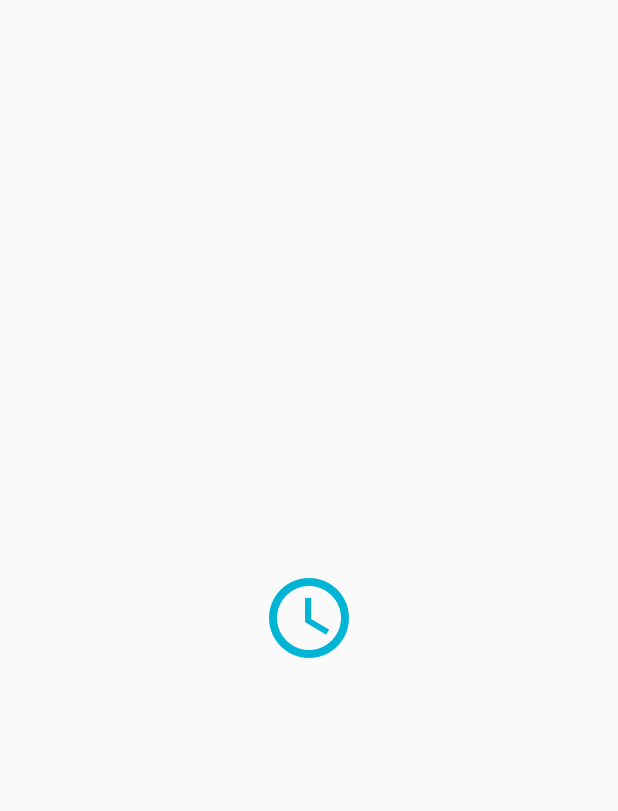
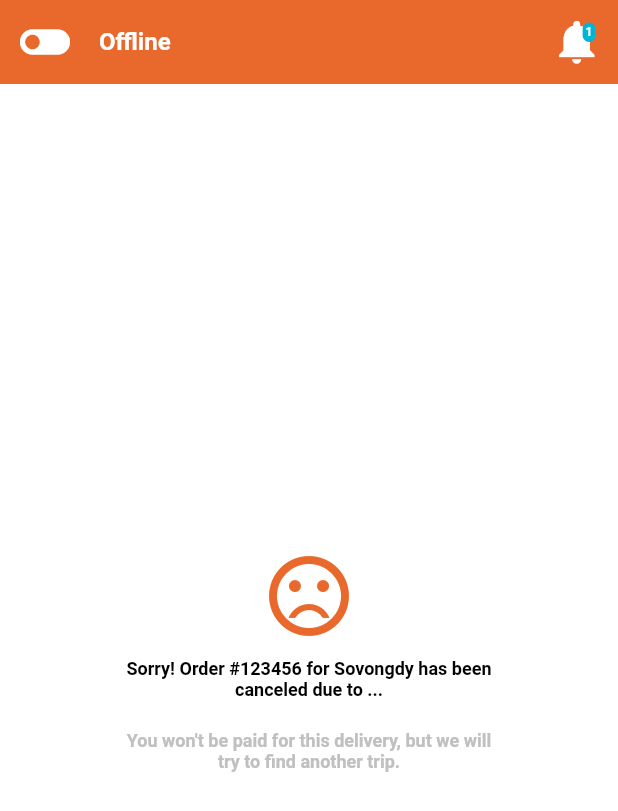
Before and after one commit to OeungChheanghok123/LoyEat, a Flutter app: the OrderPage screen opened directly, on a phone screen of 412 x 824 dp. Shown: the top 811 px of the screen. Run offline on Flutter 3.47's test engine with Material 2 defaults, Android fonts, the phone set to English and light mode, and no system bars; our stand-ins replace dotted_line, flutter_svg, qr_flutter; project files that could hold a hidden picture were left out.

Commit message:
updated on 9-Mar-22

```diff
--- a/lib/screens/main_screen/order_page.dart
+++ b/lib/screens/main_screen/order_page.dart
@@ -1,20 +1,92 @@
 import 'package:flutter/material.dart';
+import 'package:loy_eat/screens/other_screen/home_screen/notification_page.dart';
+import 'package:loy_eat/screens/other_screen/order_screen/order_cancel_by_customer.dart';
 import 'package:loy_eat/widgets/layout_widget/color.dart';
+import 'package:loy_eat/widgets/layout_widget/icon_widget.dart';
+import 'package:loy_eat/widgets/layout_widget/text_widget.dart';
+import 'package:loy_eat/widgets/layout_widget/title_appbar_widget.dart';
 
-class OrderPage extends StatelessWidget {
+class OrderPage extends StatefulWidget {
   const OrderPage({Key? key}) : super(key: key);
 
   @override
+  State<OrderPage> createState() => _OrderPageState();
+}
+
+class _OrderPageState extends State<OrderPage> {
+
+  bool isToggleClick = false;
+  int notificationCounter = 1;
+
+  @override
   Widget build(BuildContext context) {
-    return const Scaffold(
-      body: SafeArea(
-        child: Center(
-          child: Icon(Icons.access_time,
-            size: 64,
-            color: rabbit,
-          )
-        ),
+    return SafeArea(
+      child: Scaffold(
+        extendBody: true,
+        backgroundColor: white,
+        appBar: _buildAppBar(),
+        body: const OrderCancelByCustomer(),
       ),
     );
   }
+
+  AppBar _buildAppBar(){
+    return AppBar(
+      backgroundColor: isToggleClick ? rabbit : carrot,
+      elevation: 0,
+      leading: InkWell(
+        splashColor: none,
+        onTap: () => setState(() => isToggleClick = !isToggleClick ),
+        child: Padding(
+          padding: const EdgeInsets.symmetric(horizontal: 10),
+          child: IconWidget(
+            icon: isToggleClick ? Icons.toggle_on : Icons.toggle_off,
+            size: 40,
+            color: white,
+          ),
+        ),
+      ),
+      titleSpacing: 10,
+      title: TitleAppBarWidget(
+        text: isToggleClick ? 'Online' : 'Offline',
+        color: white,
+      ),
+      actions: <Widget>[
+        Stack(
+          alignment: Alignment.center,
+          children: [
+            InkWell(
+              splashColor: none,
+              onTap: () => Navigator.push(context, MaterialPageRoute(builder: (context) => const NotificationPage())),
+              child: Container(
+                margin: const EdgeInsets.only(right: 10),
+                child: const IconWidget(
+                  icon: Icons.notifications,
+                  size: 35,
+                  color: white,
+                ),
+              ),
+            ),
+            notificationCounter > 0 ? Positioned(
+              top: 15,
+              right: 15,
+              child: Container(
+                padding: const EdgeInsets.all(2.0),
+                decoration: BoxDecoration(
+                  color: isToggleClick ? carrot : rabbit,
+                  borderRadius: BorderRadius.circular(5),
+                ),
+                child: TextWidget(
+                  text: notificationCounter.toString(),
+                  color: white,
+                  size: 8,
+                  fontWeight: FontWeight.bold,
+                ),
+              ),
+            ) : Container(),
+          ],
+        ),
+      ],
+    );
+  }
 }
--- /dev/null
+++ b/lib/screens/other_screen/order_screen/order_cancel_by_customer.dart
@@ -0,0 +1,36 @@
+import 'package:flutter/material.dart';
+import 'package:loy_eat/widgets/layout_widget/color.dart';
+import 'package:loy_eat/widgets/layout_widget/icon_widget.dart';
+import 'package:loy_eat/widgets/layout_widget/text_widget.dart';
+
+class OrderCancelByCustomer extends StatelessWidget {
+  const OrderCancelByCustomer({Key? key}) : super(key: key);
+
+  @override
+  Widget build(BuildContext context) {
+    return SizedBox(
+      width: double.infinity,
+      height: double.infinity,
+      child: Column(
+        mainAxisSize: MainAxisSize.min,
+        mainAxisAlignment: MainAxisAlignment.center,
+        children: [
+          const IconWidget(icon: Icons.sentiment_very_dissatisfied, color: carrot, size: 64,),
+          Container(
+            width: 280,
+            margin: const EdgeInsets.only(top: 10, bottom: 20),
+            padding: const EdgeInsets.symmetric(horizontal: 10),
+            child: const TextWidget(
+              text: 'Sorry! Order #123456 for Sovongdy has been canceled due to ...', fontWeight: FontWeight.w600, textAlign: TextAlign.center,),
+          ),
+          Container(
+            width: 280,
+            padding: const EdgeInsets.symmetric(horizontal: 15),
+            child: const TextWidget(
+              text: "You won't be paid for this delivery, but we will try to find another trip.", fontWeight: FontWeight.w600, textAlign: TextAlign.center, color: silver,),
+          ),
+        ],
+      ),
+    );
+  }
+}
--- a/pubspec.yaml
+++ b/pubspec.yaml
@@ -38,7 +38,6 @@ dependencies:
   intl: ^0.17.0
   qr_flutter: ^4.0.0
   dotted_line: ^3.1.0
-  otp_screen: ^0.0.3
 
 dev_dependencies:
   flutter_test:
```
Also changed, not shown: lib/screens/other_screen/order_screen/order_cancel_by_merchant.dart (added, +30 -0 lines), lib/widgets/page_widget/order_page_widget.dart (added, +29 -0 lines), lib/widgets/page_widget/report_order_detail_page_widget.dart (+9 -8 lines), pubspec.lock.
